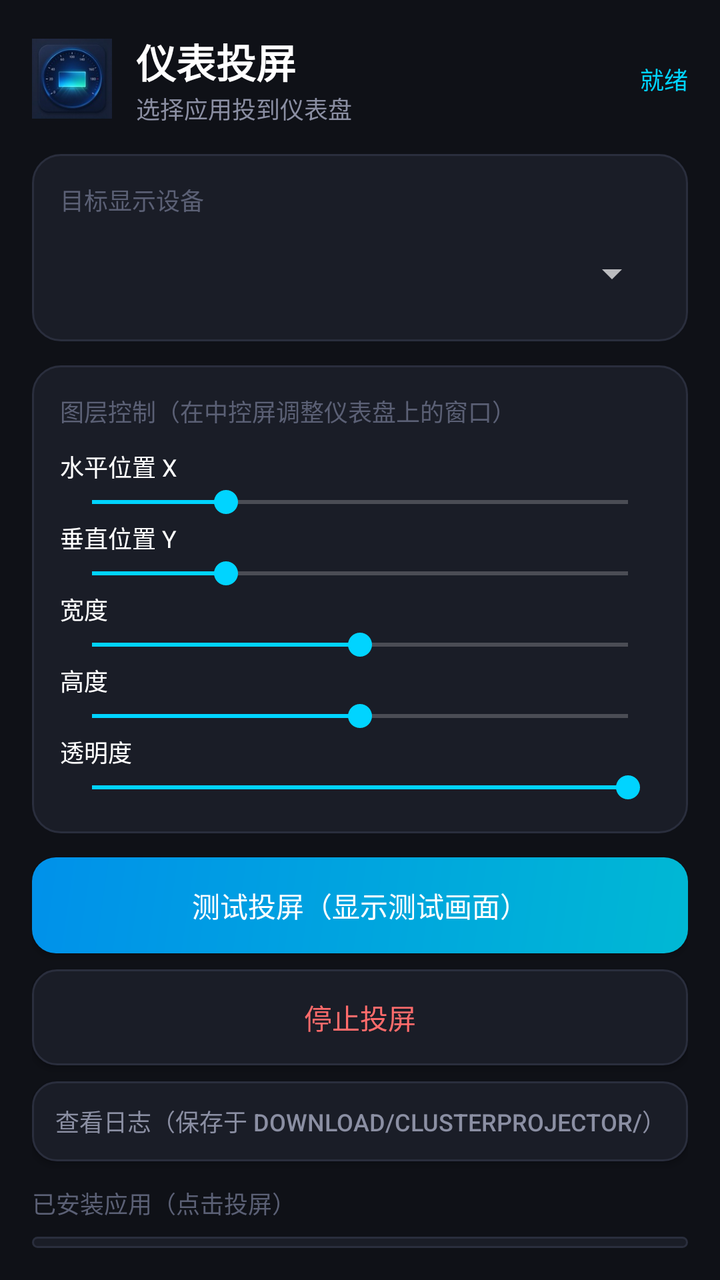
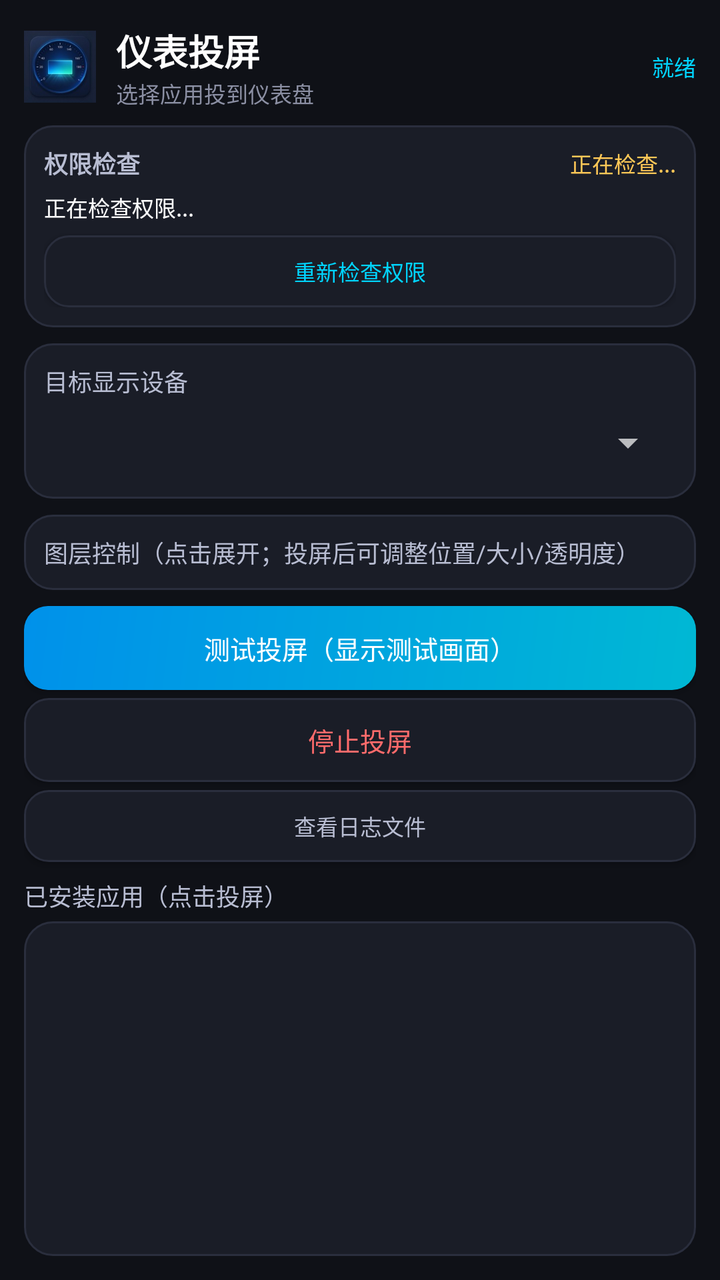

An Android layout rendered at two revisions. The XML below is the earlier revision; the diff shows what the commit changed to produce the second picture.
<!-- AndroidManifest.xml: application theme AppTheme -->
<!-- res/layout/activity_main.xml -->
<?xml version="1.0" encoding="utf-8"?>
<LinearLayout xmlns:android="http://schemas.android.com/apk/res/android"
    android:layout_width="match_parent"
    android:layout_height="match_parent"
    android:background="#0F1117"
    android:orientation="vertical"
    android:padding="16dp">

    
    <LinearLayout
        android:layout_width="match_parent"
        android:layout_height="wrap_content"
        android:orientation="horizontal"
        android:gravity="center_vertical"
        android:layout_marginBottom="14dp">

        <ImageView
            android:layout_width="40dp"
            android:layout_height="40dp"
            android:src="@mipmap/ic_launcher"
            android:layout_marginEnd="12dp" />

        <LinearLayout
            android:layout_width="0dp"
            android:layout_height="wrap_content"
            android:layout_weight="1"
            android:orientation="vertical">

            <TextView
                android:layout_width="wrap_content"
                android:layout_height="wrap_content"
                android:text="仪表投屏"
                android:textColor="#FFFFFF"
                android:textSize="20sp"
                android:textStyle="bold" />

            <TextView
                android:layout_width="wrap_content"
                android:layout_height="wrap_content"
                android:text="选择应用投到仪表盘"
                android:textColor="#8B8FA3"
                android:textSize="12sp" />
        </LinearLayout>

        <TextView
            android:id="@+id/statusText"
            android:layout_width="wrap_content"
            android:layout_height="wrap_content"
            android:text="就绪"
            android:textColor="#00D4FF"
            android:textSize="12sp" />
    </LinearLayout>

    
    <LinearLayout
        android:layout_width="match_parent"
        android:layout_height="wrap_content"
        android:orientation="vertical"
        android:background="@drawable/card_bg"
        android:padding="14dp"
        android:layout_marginBottom="12dp">

        <TextView
            android:layout_width="wrap_content"
            android:layout_height="wrap_content"
            android:text="目标显示设备"
            android:textColor="#5B6075"
            android:textSize="12sp"
            android:layout_marginBottom="8dp" />

        <Spinner
            android:id="@+id/displaySpinner"
            android:layout_width="match_parent"
            android:layout_height="40dp" />
    </LinearLayout>

    
    <LinearLayout
        android:layout_width="match_parent"
        android:layout_height="wrap_content"
        android:orientation="vertical"
        android:background="@drawable/card_bg"
        android:padding="14dp"
        android:layout_marginBottom="12dp">

        <TextView
            android:layout_width="wrap_content"
            android:layout_height="wrap_content"
            android:text="图层控制（在中控屏调整仪表盘上的窗口）"
            android:textColor="#5B6075"
            android:textSize="12sp"
            android:layout_marginBottom="10dp" />

        <TextView android:layout_width="wrap_content" android:layout_height="wrap_content"
            android:text="水平位置 X" android:textColor="#FFFFFF" android:textSize="12sp" />
        <SeekBar android:id="@+id/seekX" android:layout_width="match_parent"
            android:layout_height="wrap_content" android:max="100" android:progress="25" />

        <TextView android:layout_width="wrap_content" android:layout_height="wrap_content"
            android:text="垂直位置 Y" android:textColor="#FFFFFF" android:textSize="12sp" />
        <SeekBar android:id="@+id/seekY" android:layout_width="match_parent"
            android:layout_height="wrap_content" android:max="100" android:progress="25" />

        <TextView android:layout_width="wrap_content" android:layout_height="wrap_content"
            android:text="宽度" android:textColor="#FFFFFF" android:textSize="12sp" />
        <SeekBar android:id="@+id/seekW" android:layout_width="match_parent"
            android:layout_height="wrap_content" android:max="100" android:progress="50" />

        <TextView android:layout_width="wrap_content" android:layout_height="wrap_content"
            android:text="高度" android:textColor="#FFFFFF" android:textSize="12sp" />
        <SeekBar android:id="@+id/seekH" android:layout_width="match_parent"
            android:layout_height="wrap_content" android:max="100" android:progress="50" />

        <TextView android:layout_width="wrap_content" android:layout_height="wrap_content"
            android:text="透明度" android:textColor="#FFFFFF" android:textSize="12sp" />
        <SeekBar android:id="@+id/seekAlpha" android:layout_width="match_parent"
            android:layout_height="wrap_content" android:max="100" android:progress="100" />
    </LinearLayout>

    
    <Button
        android:id="@+id/testBtn"
        android:layout_width="match_parent"
        android:layout_height="48dp"
        android:text="测试投屏（显示测试画面）"
        android:textSize="14sp"
        android:textColor="#FFFFFF"
        android:background="@drawable/btn_primary"
        android:layout_marginBottom="8dp" />

    <Button
        android:id="@+id/stopBtn"
        android:layout_width="match_parent"
        android:layout_height="48dp"
        android:text="停止投屏"
        android:textSize="14sp"
        android:textColor="#FF6B6B"
        android:background="@drawable/btn_secondary"
        android:layout_marginBottom="8dp" />

    <Button
        android:id="@+id/logBtn"
        android:layout_width="match_parent"
        android:layout_height="40dp"
        android:text="查看日志（保存于 Download/clusterprojector/）"
        android:textSize="12sp"
        android:textColor="#8B8FA3"
        android:background="@drawable/btn_secondary"
        android:layout_marginBottom="12dp" />

    
    <TextView
        android:layout_width="wrap_content"
        android:layout_height="wrap_content"
        android:text="已安装应用（点击投屏）"
        android:textColor="#5B6075"
        android:textSize="12sp"
        android:layout_marginBottom="8dp" />

    
    <ListView
        android:id="@+id/appList"
        android:layout_width="match_parent"
        android:layout_height="0dp"
        android:layout_weight="1"
        android:background="@drawable/card_bg"
        android:divider="#2A2E3D"
        android:dividerHeight="1dp" />

</LinearLayout>
<!-- resources referenced by this layout -->
<resources>
  <!-- drawable btn_primary (drawable) -->
  <?xml version="1.0" encoding="utf-8"?>
  <shape xmlns:android="http://schemas.android.com/apk/res/android"
      android:shape="rectangle">
      <gradient
          android:startColor="#00B8D4"
          android:endColor="#0091EA"
          android:angle="135" />
      <corners android:radius="12dp" />
  </shape>
  <!-- drawable btn_secondary (drawable) -->
  <?xml version="1.0" encoding="utf-8"?>
  <shape xmlns:android="http://schemas.android.com/apk/res/android"
      android:shape="rectangle">
      <solid android:color="#1A1D27" />
      <corners android:radius="12dp" />
      <stroke android:width="1dp" android:color="#2A2E3D" />
  </shape>
  <!-- drawable card_bg (drawable) -->
  <?xml version="1.0" encoding="utf-8"?>
  <shape xmlns:android="http://schemas.android.com/apk/res/android"
      android:shape="rectangle">
      <solid android:color="#1A1D27" />
      <corners android:radius="14dp" />
      <stroke android:width="1dp" android:color="#2A2E3D" />
  </shape>
  <!-- mipmap ic_launcher: png bitmap (mipmap-hdpi, 2421 bytes) -->
  <style name="AppTheme" parent="android:Theme.Material.NoActionBar">
          <item name="android:windowBackground">#0F1117</item>
          <item name="android:statusBarColor">#0F1117</item>
          <item name="android:colorAccent">#00D4FF</item>
      </style>
</resources>

<!-- the commit's change to res/layout/activity_main.xml (unified diff, before → after) -->
@@ -4,7 +4,7 @@
     android:layout_height="match_parent"
     android:background="#0F1117"
     android:orientation="vertical"
-    android:padding="16dp">
+    android:padding="12dp">
 
     
     <LinearLayout
@@ -12,13 +12,13 @@
         android:layout_height="wrap_content"
         android:orientation="horizontal"
         android:gravity="center_vertical"
-        android:layout_marginBottom="14dp">
+        android:layout_marginBottom="8dp">
 
         <ImageView
-            android:layout_width="40dp"
-            android:layout_height="40dp"
+            android:layout_width="36dp"
+            android:layout_height="36dp"
             android:src="@mipmap/ic_launcher"
-            android:layout_marginEnd="12dp" />
+            android:layout_marginEnd="10dp" />
 
         <LinearLayout
             android:layout_width="0dp"
@@ -31,7 +31,7 @@
                 android:layout_height="wrap_content"
                 android:text="仪表投屏"
                 android:textColor="#FFFFFF"
-                android:textSize="20sp"
+                android:textSize="18sp"
                 android:textStyle="bold" />
 
             <TextView
@@ -39,123 +39,202 @@
                 android:layout_height="wrap_content"
                 android:text="选择应用投到仪表盘"
                 android:textColor="#8B8FA3"
-                android:textSize="12sp" />
+                android:textSize="11sp" />
         </LinearLayout>
 
         <TextView
             android:id="@+id/statusText"
             android:layout_width="wrap_content"
             android:layout_height="wrap_content"
+            android:layout_marginStart="10dp"
+            android:ellipsize="end"
+            android:maxWidth="190dp"
+            android:singleLine="true"
             android:text="就绪"
             android:textColor="#00D4FF"
-            android:textSize="12sp" />
-    </LinearLayout>
-
-    
-    <LinearLayout
+            android:textSize="11sp" />
+    </LinearLayout>
+
+    
+    <LinearLayout
+        android:id="@+id/permissionCard"
         android:layout_width="match_parent"
         android:layout_height="wrap_content"
         android:orientation="vertical"
         android:background="@drawable/card_bg"
-        android:padding="14dp"
-        android:layout_marginBottom="12dp">
+        android:padding="10dp"
+        android:layout_marginBottom="8dp">
+
+        <LinearLayout
+            android:layout_width="match_parent"
+            android:layout_height="wrap_content"
+            android:orientation="horizontal"
+            android:gravity="center_vertical">
+
+            <TextView
+                android:layout_width="0dp"
+                android:layout_height="wrap_content"
+                android:layout_weight="1"
+                android:text="权限检查"
+                android:textColor="#B8BDD2"
+                android:textSize="12sp"
+                android:textStyle="bold" />
+
+            <TextView
+                android:id="@+id/permissionSummaryText"
+                android:layout_width="wrap_content"
+                android:layout_height="wrap_content"
+                android:ellipsize="end"
+                android:maxWidth="220dp"
+                android:singleLine="true"
+                android:text="正在检查..."
+                android:textColor="#FFC857"
+                android:textSize="11sp" />
+        </LinearLayout>
+
+        <TextView
+            android:id="@+id/permissionStatusText"
+            android:layout_width="match_parent"
+            android:layout_height="wrap_content"
+            android:layout_marginTop="5dp"
+            android:lineSpacingExtra="1dp"
+            android:text="正在检查权限..."
+            android:textColor="#FFFFFF"
+            android:textSize="11sp" />
+
+        <Button
+            android:id="@+id/permissionButton"
+            android:layout_width="match_parent"
+            android:layout_height="36dp"
+            android:layout_marginTop="6dp"
+            android:background="@drawable/btn_secondary"
+            android:minHeight="36dp"
+            android:paddingStart="4dp"
+            android:paddingEnd="4dp"
+            android:text="重新检查权限"
+            android:textColor="#00D4FF"
+            android:textSize="11sp" />
+    </LinearLayout>
+
+    
+    <LinearLayout
+        android:layout_width="match_parent"
+        android:layout_height="wrap_content"
+        android:orientation="vertical"
+        android:background="@drawable/card_bg"
+        android:padding="10dp"
+        android:layout_marginBottom="8dp">
 
         <TextView
             android:layout_width="wrap_content"
             android:layout_height="wrap_content"
             android:text="目标显示设备"
-            android:textColor="#5B6075"
+            android:textColor="#B8BDD2"
             android:textSize="12sp"
-            android:layout_marginBottom="8dp" />
+            android:layout_marginBottom="4dp" />
 
         <Spinner
             android:id="@+id/displaySpinner"
             android:layout_width="match_parent"
-            android:layout_height="40dp" />
-    </LinearLayout>
-
-    
-    <LinearLayout
+            android:layout_height="36dp" />
+    </LinearLayout>
+
+    
+    <LinearLayout
+        android:id="@+id/controlCard"
         android:layout_width="match_parent"
         android:layout_height="wrap_content"
         android:orientation="vertical"
-        android:background="@drawable/card_bg"
-        android:padding="14dp"
-        android:layout_marginBottom="12dp">
+        android:clickable="true"
+        android:focusable="true"
+        android:background="@drawable/card_bg"
+        android:padding="10dp"
+        android:layout_marginBottom="8dp">
 
         <TextView
             android:layout_width="wrap_content"
             android:layout_height="wrap_content"
-            android:text="图层控制（在中控屏调整仪表盘上的窗口）"
-            android:textColor="#5B6075"
-            android:textSize="12sp"
-            android:layout_marginBottom="10dp" />
-
-        <TextView android:layout_width="wrap_content" android:layout_height="wrap_content"
-            android:text="水平位置 X" android:textColor="#FFFFFF" android:textSize="12sp" />
+            android:text="图层控制（点击展开；投屏后可调整位置/大小/透明度）"
+            android:textColor="#B8BDD2"
+            android:textSize="12sp" />
+
+        <LinearLayout
+            android:id="@+id/controlsContent"
+            android:layout_width="match_parent"
+            android:layout_height="wrap_content"
+            android:orientation="vertical"
+            android:layout_marginTop="4dp"
+            android:visibility="gone">
+
+        <TextView android:layout_width="wrap_content" android:layout_height="wrap_content"
+            android:text="水平位置 X" android:textColor="#FFFFFF" android:textSize="11sp" />
         <SeekBar android:id="@+id/seekX" android:layout_width="match_parent"
-            android:layout_height="wrap_content" android:max="100" android:progress="25" />
-
-        <TextView android:layout_width="wrap_content" android:layout_height="wrap_content"
-            android:text="垂直位置 Y" android:textColor="#FFFFFF" android:textSize="12sp" />
+            android:layout_height="30dp" android:minHeight="24dp" android:max="100" android:progress="25" />
+
+        <TextView android:layout_width="wrap_content" android:layout_height="wrap_content"
+            android:text="垂直位置 Y" android:textColor="#FFFFFF" android:textSize="11sp" />
         <SeekBar android:id="@+id/seekY" android:layout_width="match_parent"
-            android:layout_height="wrap_content" android:max="100" android:progress="25" />
-
-        <TextView android:layout_width="wrap_content" android:layout_height="wrap_content"
-            android:text="宽度" android:textColor="#FFFFFF" android:textSize="12sp" />
+            android:layout_height="30dp" android:minHeight="24dp" android:max="100" android:progress="25" />
+
+        <TextView android:layout_width="wrap_content" android:layout_height="wrap_content"
+            android:text="宽度" android:textColor="#FFFFFF" android:textSize="11sp" />
         <SeekBar android:id="@+id/seekW" android:layout_width="match_parent"
-            android:layout_height="wrap_content" android:max="100" android:progress="50" />
-
-        <TextView android:layout_width="wrap_content" android:layout_height="wrap_content"
-            android:text="高度" android:textColor="#FFFFFF" android:textSize="12sp" />
+            android:layout_height="30dp" android:minHeight="24dp" android:max="100" android:progress="50" />
+
+        <TextView android:layout_width="wrap_content" android:layout_height="wrap_content"
+            android:text="高度" android:textColor="#FFFFFF" android:textSize="11sp" />
         <SeekBar android:id="@+id/seekH" android:layout_width="match_parent"
-            android:layout_height="wrap_content" android:max="100" android:progress="50" />
-
-        <TextView android:layout_width="wrap_content" android:layout_height="wrap_content"
-            android:text="透明度" android:textColor="#FFFFFF" android:textSize="12sp" />
+            android:layout_height="30dp" android:minHeight="24dp" android:max="100" android:progress="50" />
+
+        <TextView android:layout_width="wrap_content" android:layout_height="wrap_content"
+            android:text="透明度" android:textColor="#FFFFFF" android:textSize="11sp" />
         <SeekBar android:id="@+id/seekAlpha" android:layout_width="match_parent"
-            android:layout_height="wrap_content" android:max="100" android:progress="100" />
+            android:layout_height="30dp" android:minHeight="24dp" android:max="100" android:progress="100" />
+        </LinearLayout>
     </LinearLayout>
 
     
     <Button
         android:id="@+id/testBtn"
         android:layout_width="match_parent"
-        android:layout_height="48dp"
+        android:layout_height="42dp"
+        android:minHeight="42dp"
         android:text="测试投屏（显示测试画面）"
-        android:textSize="14sp"
+        android:textSize="13sp"
         android:textColor="#FFFFFF"
         android:background="@drawable/btn_primary"
-        android:layout_marginBottom="8dp" />
+        android:layout_marginBottom="4dp" />
 
     <Button
         android:id="@+id/stopBtn"
         android:layout_width="match_parent"
-        android:layout_height="48dp"
+        android:layout_height="42dp"
+        android:minHeight="42dp"
         android:text="停止投屏"
-        android:textSize="14sp"
+        android:textSize="13sp"
         android:textColor="#FF6B6B"
         android:background="@drawable/btn_secondary"
-        android:layout_marginBottom="8dp" />
+        android:layout_marginBottom="4dp" />
 
     <Button
         android:id="@+id/logBtn"
         android:layout_width="match_parent"
-        android:layout_height="40dp"
-        android:text="查看日志（保存于 Download/clusterprojector/）"
-        android:textSize="12sp"
-        android:textColor="#8B8FA3"
+        android:layout_height="36dp"
+        android:minHeight="36dp"
+        android:text="查看日志文件"
+        android:textSize="11sp"
+        android:textColor="#B8BDD2"
         android:background="@drawable/btn_secondary"
-        android:layout_marginBottom="12dp" />
+        android:layout_marginBottom="8dp" />
 
     
     <TextView
         android:layout_width="wrap_content"
         android:layout_height="wrap_content"
         android:text="已安装应用（点击投屏）"
-        android:textColor="#5B6075"
+        android:textColor="#B8BDD2"
         android:textSize="12sp"
-        android:layout_marginBottom="8dp" />
+        android:layout_marginBottom="4dp" />
 
     
     <ListView
@@ -167,4 +246,20 @@
         android:divider="#2A2E3D"
         android:dividerHeight="1dp" />
 
+    <TextView
+        android:id="@+id/emptyAppList"
+        android:layout_width="match_parent"
+        android:layout_height="0dp"
+        android:layout_weight="1"
+        android:background="@drawable/card_bg"
+        android:gravity="center"
+        android:padding="16dp"
+        android:text="未获取到可启动应用。
+
+如果是手机系统，请在系统设置里允许本应用“获取应用列表”；
+FX11 车机如出现该提示，请检查 QUERY_ALL_PACKAGES/包可见性策略。"
+        android:textColor="#8B8FA3"
+        android:textSize="12sp"
+        android:visibility="gone" />
+
 </LinearLayout>
